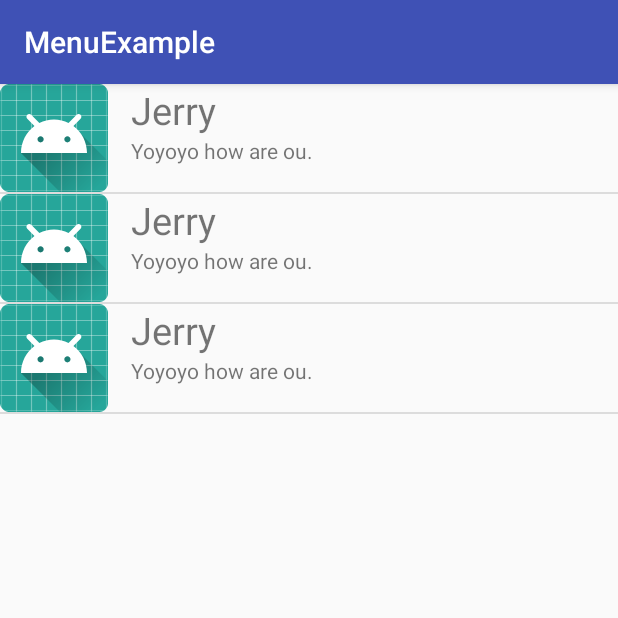
After one commit to sorunokoe/MenuExampleWithAuth, an Android app: the UserListController screen opened directly, with no data from a screen before it, on a phone screen of 412 x 824 dp, the top half of it. The commit adds this screen. Run offline under Robolectric (Android 15) with nearby library versions, the phone set to English and light mode, and no system bars.

Commit message:
custom Adapter from ListView

```diff
--- a/app/src/main/AndroidManifest.xml
+++ b/app/src/main/AndroidManifest.xml
@@ -10,16 +10,17 @@
         android:supportsRtl="true"
         android:theme="@style/AppTheme">
         <activity
-            android:name=".MainActivity"
+            android:name=".Controller.MainActivity"
             android:label="@string/app_name"
-            android:theme="@style/AppTheme.NoActionBar">
-        </activity>
-        <activity android:name=".LoginActivity">
+            android:theme="@style/AppTheme.NoActionBar"></activity>
+        <activity android:name=".Controller.LoginActivity">
             <intent-filter>
                 <action android:name="android.intent.action.MAIN" />
+
                 <category android:name="android.intent.category.LAUNCHER" />
             </intent-filter>
         </activity>
+        <activity android:name=".Controller.UserListController"></activity>
     </application>
 
 </manifest>
--- a/app/src/main/java/com/kitestart/menuexample/LoginActivity.java
+++ b/app/src/main/java/com/kitestart/menuexample/Controller/LoginActivity.java
@@ -1,8 +1,6 @@
-package com.kitestart.menuexample;
+package com.kitestart.menuexample.Controller;
 
-import android.app.Activity;
 import android.content.Intent;
-import android.content.SharedPreferences;
 import android.support.v7.app.AppCompatActivity;
 import android.os.Bundle;
 import android.view.View;
@@ -11,6 +9,7 @@ import android.widget.EditText;
 import android.widget.Toast;
 
 import com.kitestart.menuexample.Constants.Constants;
+import com.kitestart.menuexample.R;
 
 public class LoginActivity extends AppCompatActivity {
 
--- a/app/src/main/java/com/kitestart/menuexample/MainActivity.java
+++ b/app/src/main/java/com/kitestart/menuexample/Controller/MainActivity.java
@@ -1,9 +1,7 @@
-package com.kitestart.menuexample;
+package com.kitestart.menuexample.Controller;
 
 import android.content.Intent;
 import android.os.Bundle;
-import android.support.design.widget.FloatingActionButton;
-import android.support.design.widget.Snackbar;
 import android.view.View;
 import android.support.design.widget.NavigationView;
 import android.support.v4.view.GravityCompat;
@@ -11,14 +9,12 @@ import android.support.v4.widget.DrawerLayout;
 import android.support.v7.app.ActionBarDrawerToggle;
 import android.support.v7.app.AppCompatActivity;
 import android.support.v7.widget.Toolbar;
-import android.view.Menu;
 import android.view.MenuItem;
 import android.widget.TextView;
 import android.widget.Toast;
 
 import com.kitestart.menuexample.Constants.Constants;
-
-import org.w3c.dom.Text;
+import com.kitestart.menuexample.R;
 
 public class MainActivity extends AppCompatActivity
         implements NavigationView.OnNavigationItemSelectedListener {
@@ -74,6 +70,11 @@ public class MainActivity extends AppCompatActivity
             // Handle the camera action
         } else if (id == R.id.nav_gallery) {
 
+        } else if(id == R.id.nav_user_list){
+
+            Intent intent = new Intent(this, UserListController.class);
+            startActivity(intent);
+
         } else if (id == R.id.nav_slideshow) {
 
         } else if (id == R.id.nav_manage) {
--- /dev/null
+++ b/app/src/main/java/com/kitestart/menuexample/Controller/UserListController.java
@@ -0,0 +1,42 @@
+package com.kitestart.menuexample.Controller;
+
+import android.support.v7.app.AppCompatActivity;
+import android.os.Bundle;
+import android.widget.Adapter;
+import android.widget.ArrayAdapter;
+import android.widget.ListView;
+
+import com.kitestart.menuexample.Model.UsersModel;
+import com.kitestart.menuexample.R;
+import com.kitestart.menuexample.View.UserListAdapter;
+
+import java.util.ArrayList;
+
+
+public class UserListController extends AppCompatActivity {
+
+    ListView userListView;
+
+    @Override
+    protected void onCreate(Bundle savedInstanceState) {
+        super.onCreate(savedInstanceState);
+        setContentView(R.layout.activity_user_list_controller);
+
+        ArrayList<UsersModel> users = new ArrayList();
+        UsersModel user1 = new UsersModel("Jerry", "Yoyoyo how are ou.");
+        UsersModel user2 = new UsersModel("Jerry", "Yoyoyo how are ou.");
+        UsersModel user3 = new UsersModel("Jerry", "Yoyoyo how are ou.");
+        users.add(user1);
+        users.add(user2);
+        users.add(user3);
+
+
+        userListView = findViewById(R.id.userListView);
+
+        UserListAdapter adapter = new UserListAdapter(this, users);
+
+        userListView.setAdapter(adapter);
+
+
+    }
+}
--- /dev/null
+++ b/app/src/main/java/com/kitestart/menuexample/Model/UsersModel.java
@@ -0,0 +1,39 @@
+package com.kitestart.menuexample.Model;
+
+import android.media.Image;
+
+public class UsersModel {
+
+    private String name;
+    private String status;
+    private Image image;
+
+    public UsersModel(String name, String status) {
+        this.name = name;
+        this.status = status;
+    }
+
+    public String getName() {
+        return name;
+    }
+
+    public void setName(String name) {
+        this.name = name;
+    }
+
+    public String getStatus() {
+        return status;
+    }
+
+    public void setStatus(String status) {
+        this.status = status;
+    }
+
+    public Image getImage() {
+        return image;
+    }
+
+    public void setImage(Image image) {
+        this.image = image;
+    }
+}
--- /dev/null
+++ b/app/src/main/java/com/kitestart/menuexample/View/UserListAdapter.java
@@ -0,0 +1,54 @@
+package com.kitestart.menuexample.View;
+
+import android.content.Context;
+import android.support.annotation.NonNull;
+import android.support.annotation.Nullable;
+import android.view.LayoutInflater;
+import android.view.View;
+import android.view.ViewGroup;
+import android.widget.ArrayAdapter;
+import android.widget.ImageView;
+import android.widget.TextView;
+
+import com.kitestart.menuexample.R;
+
+import java.util.ArrayList;
+import java.util.List;
+import java.util.zip.Inflater;
+import com.kitestart.menuexample.Model.UsersModel;
+
+public class UserListAdapter extends ArrayAdapter<UsersModel>{
+
+    Context context;
+    ArrayList<UsersModel> allUsers;
+
+    public UserListAdapter(@NonNull Context context, ArrayList<UsersModel> objects) {
+        super(context, 0, objects);
+        this.context = context;
+        this.allUsers = objects;
+    }
+
+
+    @Override
+    public View getView(int position, View convertView, ViewGroup parent) {
+
+        if(convertView == null){
+            convertView = LayoutInflater.from(context).inflate(R.layout.user_list_item, parent, false);
+        }
+
+        UsersModel user = allUsers.get(position);
+
+        ImageView image = convertView.findViewById(R.id.logoImageView);
+        TextView name = convertView.findViewById(R.id.nameTextView);
+        TextView status = convertView.findViewById(R.id.statusTextView);
+
+        name.setText(user.getName());
+        status.setText(user.getStatus());
+
+
+        return convertView;
+    }
+
+
+
+}
--- a/app/src/main/res/layout/activity_login.xml
+++ b/app/src/main/res/layout/activity_login.xml
@@ -4,7 +4,7 @@
     xmlns:tools="http://schemas.android.com/tools"
     android:layout_width="match_parent"
     android:layout_height="match_parent"
-    tools:context=".LoginActivity">
+    tools:context=".Controller.LoginActivity">
 
 <LinearLayout
     android:layout_width="match_parent"
--- /dev/null
+++ b/app/src/main/res/layout/activity_user_list_controller.xml
@@ -0,0 +1,17 @@
+<?xml version="1.0" encoding="utf-8"?>
+<android.support.constraint.ConstraintLayout xmlns:android="http://schemas.android.com/apk/res/android"
+    xmlns:app="http://schemas.android.com/apk/res-auto"
+    xmlns:tools="http://schemas.android.com/tools"
+    android:layout_width="match_parent"
+    android:layout_height="match_parent"
+    tools:context=".Controller.UserListController">
+
+
+    <ListView
+        android:id="@+id/userListView"
+        android:layout_width="match_parent"
+        android:layout_height="match_parent">
+
+    </ListView>
+
+</android.support.constraint.ConstraintLayout>
--- a/app/src/main/res/layout/app_bar_main.xml
+++ b/app/src/main/res/layout/app_bar_main.xml
@@ -4,7 +4,7 @@
     xmlns:tools="http://schemas.android.com/tools"
     android:layout_width="match_parent"
     android:layout_height="match_parent"
-    tools:context=".MainActivity">
+    tools:context=".Controller.MainActivity">
 
     <android.support.design.widget.AppBarLayout
         android:layout_width="match_parent"
--- a/app/src/main/res/layout/content_main.xml
+++ b/app/src/main/res/layout/content_main.xml
@@ -5,7 +5,7 @@
     android:layout_width="match_parent"
     android:layout_height="match_parent"
     app:layout_behavior="@string/appbar_scrolling_view_behavior"
-    tools:context=".MainActivity"
+    tools:context=".Controller.MainActivity"
     tools:showIn="@layout/app_bar_main">
 
     <TextView
--- /dev/null
+++ b/app/src/main/res/layout/user_list_item.xml
@@ -0,0 +1,37 @@
+<?xml version="1.0" encoding="utf-8"?>
+<android.support.constraint.ConstraintLayout
+    xmlns:android="http://schemas.android.com/apk/res/android" android:layout_width="match_parent"
+    android:layout_height="match_parent">
+
+    <LinearLayout
+        android:layout_width="match_parent"
+        android:layout_height="match_parent"
+        android:orientation="horizontal">
+
+        <ImageView
+            android:id="@+id/logoImageView"
+            android:src="@mipmap/ic_launcher"
+            android:layout_width="wrap_content"
+            android:layout_height="wrap_content" />
+        <LinearLayout
+            android:layout_width="wrap_content"
+            android:layout_height="wrap_content"
+            android:orientation="vertical"
+            android:layout_marginLeft="15dp">
+            <TextView
+                android:id="@+id/nameTextView"
+                android:text="Tom"
+                android:textSize="25sp"
+                android:layout_width="wrap_content"
+                android:layout_height="wrap_content" />
+            <TextView
+                android:id="@+id/statusTextView"
+                android:text="Hello World"
+                android:layout_width="wrap_content"
+                android:layout_height="wrap_content" />
+        </LinearLayout>
+
+
+    </LinearLayout>
+
+</android.support.constraint.ConstraintLayout>
--- a/app/src/main/res/menu/activity_main_drawer.xml
+++ b/app/src/main/res/menu/activity_main_drawer.xml
@@ -9,9 +9,9 @@
             android:icon="@drawable/ic_menu_camera"
             android:title="Import" />
         <item
-            android:id="@+id/nav_list"
+            android:id="@+id/nav_user_list"
             android:icon="@drawable/ic_menu_gallery"
-            android:title="List" />
+            android:title="Users" />
         <item
             android:id="@+id/nav_gallery"
             android:icon="@drawable/ic_menu_gallery"
```
